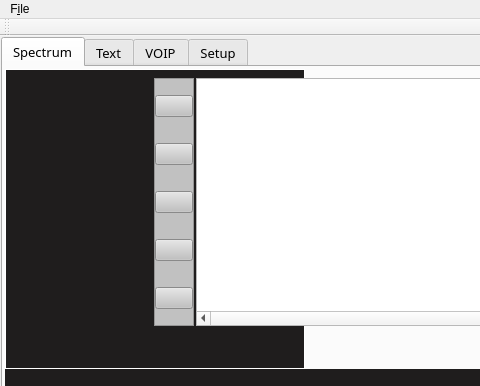
The window that mainwindow.ui (qradiolink/qradiolink) describes before a commit, drawn with Qt 5; both pictures show x 0 to 480 and y 0 to 386 of the 1200 by 721 pixel window.
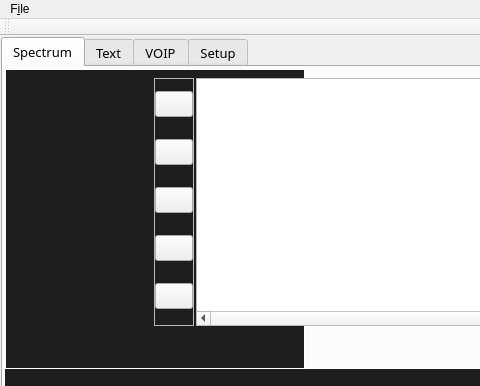
The same window after the commit. Icons and pictures are not drawn. Custom widgets are drawn as their Qt base class.

Commit message: Some graphic effects

The edit to the form file:
```diff
--- a/mainwindow.ui
+++ b/mainwindow.ui
@@ -1131,7 +1131,7 @@
               <bool>false</bool>
              </property>
              <property name="styleSheet">
-              <string notr="true">background-color: rgb(193, 193, 193);</string>
+              <string notr="true"/>
              </property>
              <property name="frameShape">
               <enum>QFrame::StyledPanel</enum>
```
Left out of the diff: 5 changed lines with no effect on the pictures. The commit also changes 1 other file.
